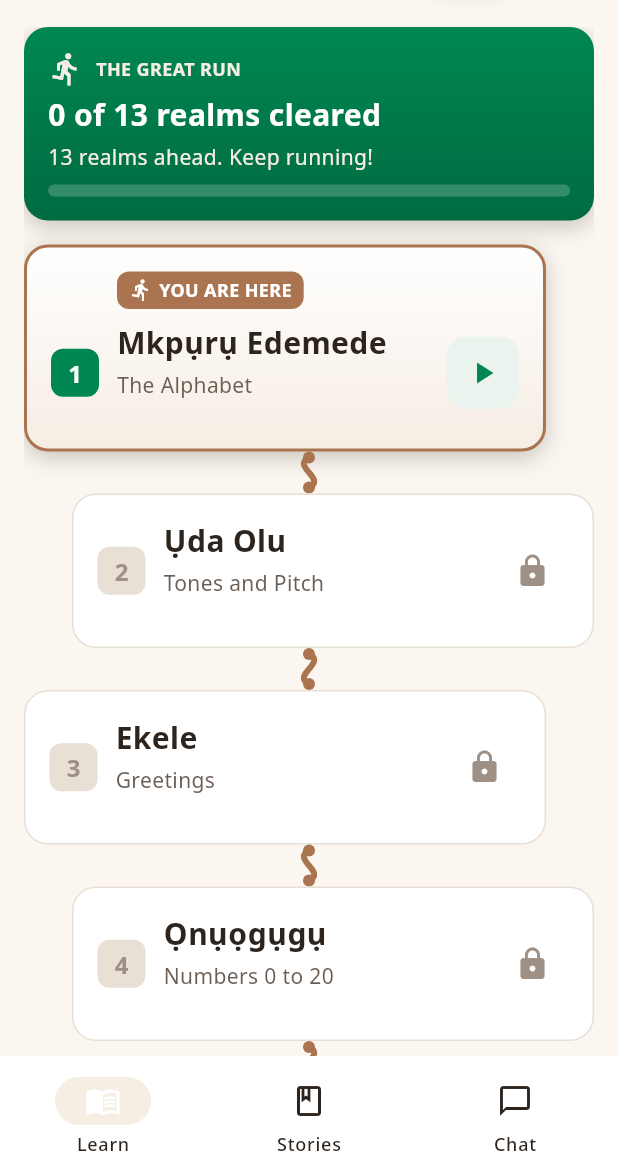
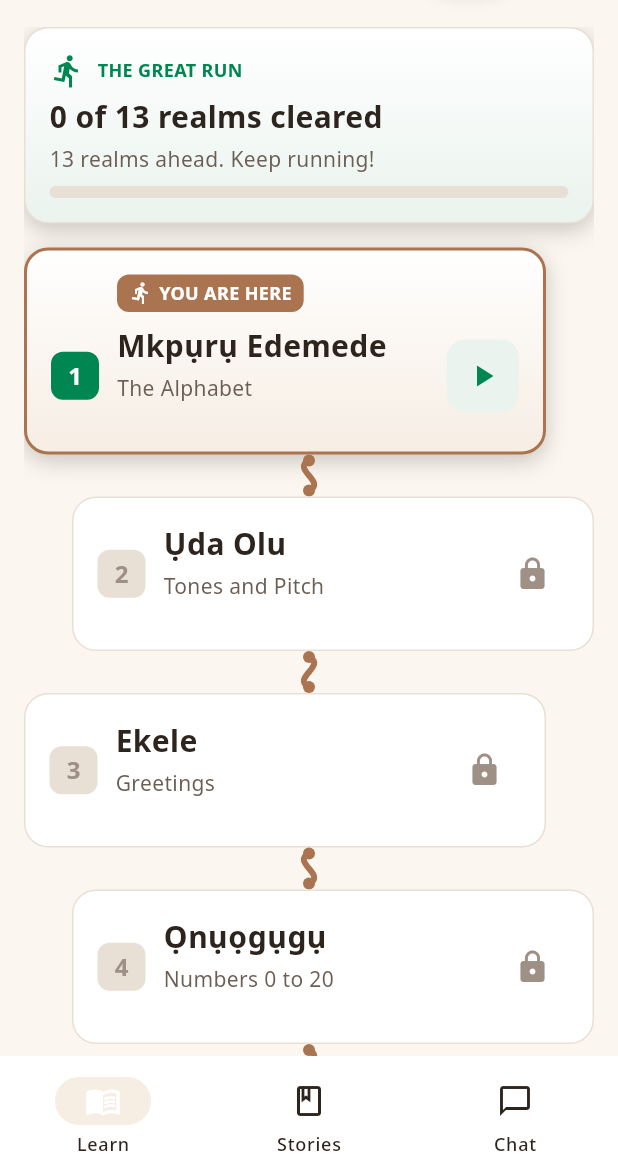
Before and after one commit to Samthesurf/igboman, a Flutter app: the screen it shows after launch, on a phone screen of 412 x 824 dp, the part 60-1236 px from its top. Run offline on Flutter 3.47's test engine with Material 3 defaults, Android fonts, the phone set to English and light mode, and no system bars; our stand-ins replace audioplayers, shared_preferences; missing offline and left inert: googleai_dart.

Commit message:
feat: white to light-green banner, optical badge centering

```diff
--- a/lib/screens/home_screen.dart
+++ b/lib/screens/home_screen.dart
@@ -451,8 +451,8 @@ class _RailItem extends StatelessWidget {
 
 /// Journey header: the run banner that opens the trail. Shows how many
 /// realms are cleared and how far the run has come, with forward momentum
-/// copy. The predominantly-green vertical gradient follows the same flow as
-/// the current-lesson card gradient with soft lift for game-look depth
+/// copy. It uses the same white to light-green vertical flow as the
+/// current-lesson card gradient with soft lift for game-look depth
 /// (see design_audit_test.dart game-look exemption).
 class _JourneyHeader extends StatelessWidget {
   const _JourneyHeader({required this.cleared, required this.total});
@@ -471,9 +471,10 @@ class _JourneyHeader extends StatelessWidget {
         gradient: const LinearGradient(
           begin: Alignment.topCenter,
           end: Alignment.bottomCenter,
-          colors: [AppColors.secondary, AppColors.secondaryDeep],
+          colors: [AppColors.surface, AppColors.successBg],
         ),
         borderRadius: BorderRadius.circular(Radii.card),
+        border: Border.all(color: AppColors.cardBorder),
         boxShadow: const [
           BoxShadow(
             color: Color(0x33000000),
@@ -490,7 +491,7 @@ class _JourneyHeader extends StatelessWidget {
               Icon(
                 Icons.directions_run,
                 size: IconSizes.md,
-                color: AppColors.warnBg,
+                color: AppColors.secondary,
               ),
               SizedBox(width: Spacing.s),
               Expanded(
@@ -499,7 +500,7 @@ class _JourneyHeader extends StatelessWidget {
                   style: TextStyle(
                     fontSize: TypeScale.caption,
                     fontWeight: FontWeight.bold,
-                    color: AppColors.warnBg,
+                    color: AppColors.secondary,
                     fontFamily: 'NotoSans',
                   ),
                 ),
@@ -512,7 +513,7 @@ class _JourneyHeader extends StatelessWidget {
             style: const TextStyle(
               fontSize: TypeScale.title,
               fontWeight: FontWeight.bold,
-              color: AppColors.onPrimary,
+              color: AppColors.textPrimary,
               fontFamily: 'NotoSans',
             ),
           ),
@@ -523,7 +524,7 @@ class _JourneyHeader extends StatelessWidget {
                 : '$remaining realms ahead. Keep running!',
             style: const TextStyle(
               fontSize: TypeScale.bodySmall,
-              color: AppColors.warnBg,
+              color: AppColors.textSecondary,
               fontFamily: 'NotoSans',
             ),
           ),
@@ -552,7 +553,7 @@ class _JourneyBar extends StatelessWidget {
         return Container(
           height: ControlSizes.progressBarS,
           decoration: BoxDecoration(
-            color: const Color(0x33FFFFFF),
+            color: AppColors.cardBorder,
             borderRadius: BorderRadius.circular(Radii.chip),
           ),
           child: Align(
@@ -561,7 +562,7 @@ class _JourneyBar extends StatelessWidget {
               duration: kMedAnim,
               width: fillWidth,
               decoration: BoxDecoration(
-                color: AppColors.warnBg,
+                color: AppColors.secondary,
                 borderRadius: BorderRadius.circular(Radii.chip),
               ),
             ),
@@ -880,6 +881,7 @@ class _UnitBadge extends StatelessWidget {
               '$number',
               style: TextStyle(
                 fontSize: TypeScale.body,
+                height: 1.0,
                 fontWeight: FontWeight.bold,
                 color: locked ? AppColors.disabledText : AppColors.onSecondary,
                 fontFamily: 'NotoSans',
```
Also changed, not shown: 1 other file.
